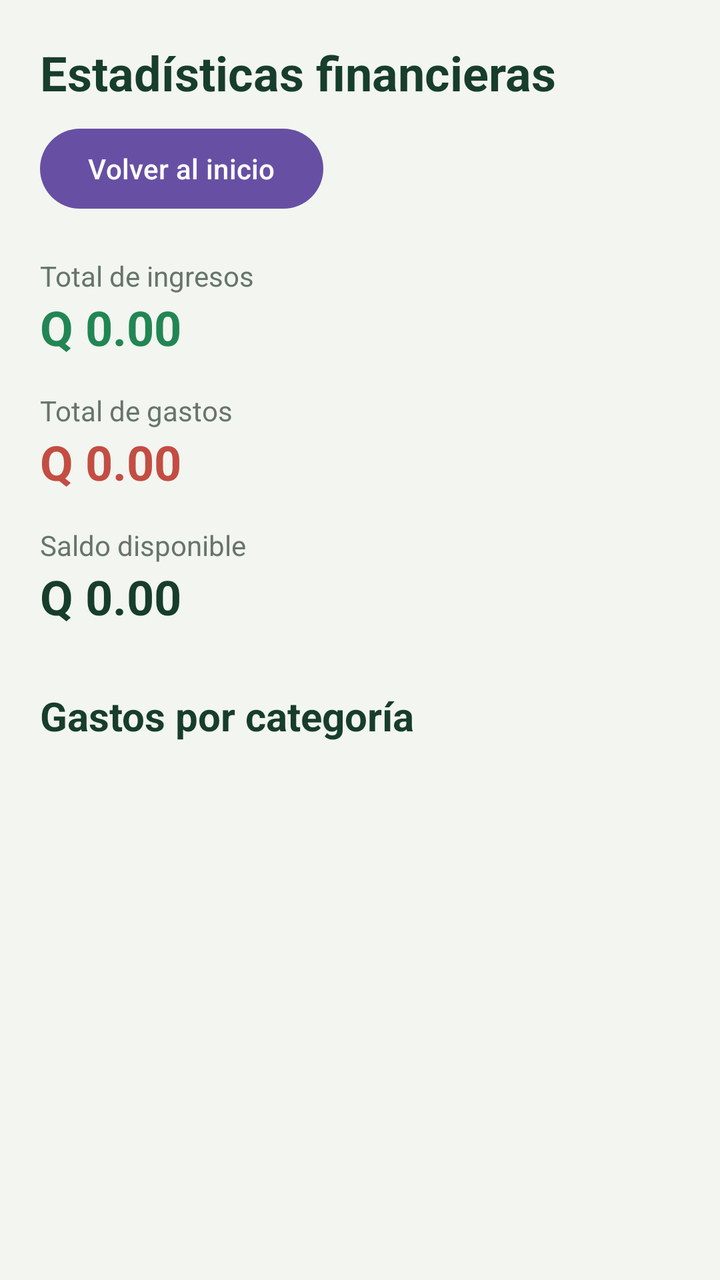
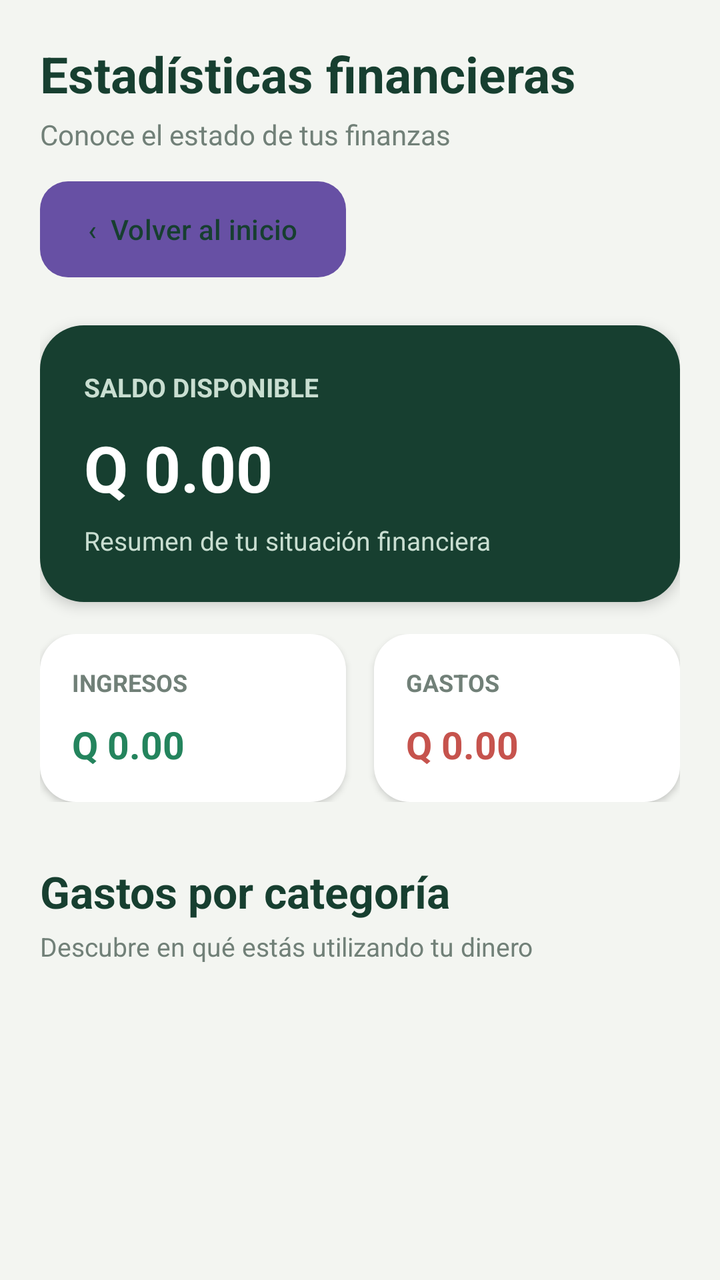

Compare the two renders of this Android layout. The source of the first and the diff that turns it into the second are given below.
<!-- AndroidManifest.xml: application theme Theme.ControlDeGastos -->
<!-- res/layout/activity_estadisticas.xml -->
<?xml version="1.0" encoding="utf-8"?>
<ScrollView xmlns:android="http://schemas.android.com/apk/res/android"
    android:layout_width="match_parent"
    android:layout_height="match_parent"
    android:background="#F3F5F0"
    android:fillViewport="true">

    <LinearLayout
        android:layout_width="match_parent"
        android:layout_height="wrap_content"
        android:orientation="vertical"
        android:padding="20dp">

        <TextView
            android:layout_width="match_parent"
            android:layout_height="wrap_content"
            android:text="Estadísticas financieras"
            android:textColor="#173D2B"
            android:textSize="24sp"
            android:textStyle="bold" />

        <Button
            android:id="@+id/btnVolverEstadisticas"
            android:layout_width="wrap_content"
            android:layout_height="wrap_content"
            android:layout_marginTop="8dp"
            android:text="Volver al inicio"
            android:textAllCaps="false" />


        <TextView
            android:layout_width="match_parent"
            android:layout_height="wrap_content"
            android:layout_marginTop="20dp"
            android:text="Total de ingresos"
            android:textColor="#66756B"
            android:textSize="14sp" />

        <TextView
            android:id="@+id/tvEstadisticaIngresos"
            android:layout_width="match_parent"
            android:layout_height="wrap_content"
            android:text="Q 0.00"
            android:textColor="#218653"
            android:textSize="24sp"
            android:textStyle="bold" />

        <TextView
            android:layout_width="match_parent"
            android:layout_height="wrap_content"
            android:layout_marginTop="16dp"
            android:text="Total de gastos"
            android:textColor="#66756B"
            android:textSize="14sp" />

        <TextView
            android:id="@+id/tvEstadisticaGastos"
            android:layout_width="match_parent"
            android:layout_height="wrap_content"
            android:text="Q 0.00"
            android:textColor="#C34D43"
            android:textSize="24sp"
            android:textStyle="bold" />

        <TextView
            android:layout_width="match_parent"
            android:layout_height="wrap_content"
            android:layout_marginTop="16dp"
            android:text="Saldo disponible"
            android:textColor="#66756B"
            android:textSize="14sp" />

        <TextView
            android:id="@+id/tvEstadisticaSaldo"
            android:layout_width="match_parent"
            android:layout_height="wrap_content"
            android:text="Q 0.00"
            android:textColor="#173D2B"
            android:textSize="24sp"
            android:textStyle="bold" />

        <TextView
            android:layout_width="match_parent"
            android:layout_height="wrap_content"
            android:layout_marginTop="30dp"
            android:text="Gastos por categoría"
            android:textColor="#173D2B"
            android:textSize="20sp"
            android:textStyle="bold" />

        <TextView
            android:id="@+id/tvSinEstadisticas"
            android:layout_width="match_parent"
            android:layout_height="wrap_content"
            android:layout_marginTop="12dp"
            android:gravity="center"
            android:padding="20dp"
            android:text="Todavía no hay gastos registrados."
            android:textColor="#66756B"
            android:visibility="gone" />

        <LinearLayout
            android:id="@+id/contenedorCategorias"
            android:layout_width="match_parent"
            android:layout_height="wrap_content"
            android:layout_marginTop="12dp"
            android:orientation="vertical" />

    </LinearLayout>

</ScrollView>
<!-- resources referenced by this layout -->
<resources>
  <style name="Theme.ControlDeGastos" parent="Base.Theme.ControlDeGastos" />
  <style name="Base.Theme.ControlDeGastos" parent="Theme.Material3.DayNight.NoActionBar">
          
          
      </style>
</resources>

<!-- the commit's change to res/layout/activity_estadisticas.xml (unified diff, before → after) -->
@@ -2,8 +2,9 @@
 <ScrollView xmlns:android="http://schemas.android.com/apk/res/android"
     android:layout_width="match_parent"
     android:layout_height="match_parent"
-    android:background="#F3F5F0"
-    android:fillViewport="true">
+    android:background="#F3F5F1"
+    android:fillViewport="true"
+    android:fitsSystemWindows="true">
 
     <LinearLayout
         android:layout_width="match_parent"
@@ -11,100 +12,185 @@
         android:orientation="vertical"
         android:padding="20dp">
 
+        
         <TextView
             android:layout_width="match_parent"
             android:layout_height="wrap_content"
             android:text="Estadísticas financieras"
-            android:textColor="#173D2B"
-            android:textSize="24sp"
-            android:textStyle="bold" />
-
-        <Button
-            android:id="@+id/btnVolverEstadisticas"
-            android:layout_width="wrap_content"
-            android:layout_height="wrap_content"
-            android:layout_marginTop="8dp"
-            android:text="Volver al inicio"
-            android:textAllCaps="false" />
-
+            android:textColor="#173F30"
+            android:textSize="25sp"
+            android:textStyle="bold"/>
 
         <TextView
             android:layout_width="match_parent"
             android:layout_height="wrap_content"
-            android:layout_marginTop="20dp"
-            android:text="Total de ingresos"
-            android:textColor="#66756B"
-            android:textSize="14sp" />
+            android:layout_marginTop="4dp"
+            android:text="Conoce el estado de tus finanzas"
+            android:textColor="#718078"
+            android:textSize="14sp"/>
 
-        <TextView
-            android:id="@+id/tvEstadisticaIngresos"
+        
+        <Button
+            android:id="@+id/btnVolverEstadisticas"
+            android:layout_width="wrap_content"
+            android:layout_height="48dp"
+            android:layout_marginTop="14dp"
+            android:background="@drawable/bg_boton_secundario"
+            android:backgroundTint="@null"
+            android:text="‹  Volver al inicio"
+            android:textAllCaps="false"
+            android:textColor="#173F30"
+            android:textSize="14sp"
+            android:elevation="1dp"/>
+
+        
+        <LinearLayout
             android:layout_width="match_parent"
             android:layout_height="wrap_content"
-            android:text="Q 0.00"
-            android:textColor="#218653"
-            android:textSize="24sp"
-            android:textStyle="bold" />
+            android:layout_marginTop="24dp"
+            android:background="@drawable/bg_saldo"
+            android:elevation="4dp"
+            android:orientation="vertical"
+            android:padding="22dp">
 
-        <TextView
+            <TextView
+                android:layout_width="wrap_content"
+                android:layout_height="wrap_content"
+                android:text="SALDO DISPONIBLE"
+                android:textColor="#C9DED1"
+                android:textSize="13sp"
+                android:textStyle="bold"/>
+
+            <TextView
+                android:id="@+id/tvEstadisticaSaldo"
+                android:layout_width="match_parent"
+                android:layout_height="wrap_content"
+                android:layout_marginTop="10dp"
+                android:text="Q 0.00"
+                android:textColor="#FFFFFF"
+                android:textSize="32sp"
+                android:textStyle="bold"/>
+
+            <TextView
+                android:layout_width="wrap_content"
+                android:layout_height="wrap_content"
+                android:layout_marginTop="6dp"
+                android:text="Resumen de tu situación financiera"
+                android:textColor="#C9DED1"
+                android:textSize="13sp"/>
+
+        </LinearLayout>
+
+        
+        <LinearLayout
             android:layout_width="match_parent"
             android:layout_height="wrap_content"
             android:layout_marginTop="16dp"
-            android:text="Total de gastos"
-            android:textColor="#66756B"
-            android:textSize="14sp" />
+            android:orientation="horizontal">
 
-        <TextView
-            android:id="@+id/tvEstadisticaGastos"
-            android:layout_width="match_parent"
-            android:layout_height="wrap_content"
-            android:text="Q 0.00"
-            android:textColor="#C34D43"
-            android:textSize="24sp"
-            android:textStyle="bold" />
+            
+            <LinearLayout
+                android:layout_width="0dp"
+                android:layout_height="wrap_content"
+                android:layout_marginEnd="7dp"
+                android:layout_weight="1"
+                android:background="@drawable/bg_tarjeta"
+                android:elevation="2dp"
+                android:orientation="vertical"
+                android:padding="16dp">
 
-        <TextView
-            android:layout_width="match_parent"
-            android:layout_height="wrap_content"
-            android:layout_marginTop="16dp"
-            android:text="Saldo disponible"
-            android:textColor="#66756B"
-            android:textSize="14sp" />
+                <TextView
+                    android:layout_width="wrap_content"
+                    android:layout_height="wrap_content"
+                    android:text="INGRESOS"
+                    android:textColor="#718078"
+                    android:textSize="12sp"
+                    android:textStyle="bold"/>
 
-        <TextView
-            android:id="@+id/tvEstadisticaSaldo"
-            android:layout_width="match_parent"
-            android:layout_height="wrap_content"
-            android:text="Q 0.00"
-            android:textColor="#173D2B"
-            android:textSize="24sp"
-            android:textStyle="bold" />
+                <TextView
+                    android:id="@+id/tvEstadisticaIngresos"
+                    android:layout_width="match_parent"
+                    android:layout_height="wrap_content"
+                    android:layout_marginTop="10dp"
+                    android:text="Q 0.00"
+                    android:textColor="#24845D"
+                    android:textSize="19sp"
+                    android:textStyle="bold"/>
 
+            </LinearLayout>
+
+            
+            <LinearLayout
+                android:layout_width="0dp"
+                android:layout_height="wrap_content"
+                android:layout_marginStart="7dp"
+                android:layout_weight="1"
+                android:background="@drawable/bg_tarjeta"
+                android:elevation="2dp"
+                android:orientation="vertical"
+                android:padding="16dp">
+
+                <TextView
+                    android:layout_width="wrap_content"
+                    android:layout_height="wrap_content"
+                    android:text="GASTOS"
+                    android:textColor="#718078"
+                    android:textSize="12sp"
+                    android:textStyle="bold"/>
+
+                <TextView
+                    android:id="@+id/tvEstadisticaGastos"
+                    android:layout_width="match_parent"
+                    android:layout_height="wrap_content"
+                    android:layout_marginTop="10dp"
+                    android:text="Q 0.00"
+                    android:textColor="#C6534D"
+                    android:textSize="19sp"
+                    android:textStyle="bold"/>
+
+            </LinearLayout>
+
+        </LinearLayout>
+
+        
         <TextView
             android:layout_width="match_parent"
             android:layout_height="wrap_content"
             android:layout_marginTop="30dp"
             android:text="Gastos por categoría"
-            android:textColor="#173D2B"
-            android:textSize="20sp"
-            android:textStyle="bold" />
+            android:textColor="#173F30"
+            android:textSize="22sp"
+            android:textStyle="bold"/>
 
+        <TextView
+            android:layout_width="match_parent"
+            android:layout_height="wrap_content"
+            android:layout_marginTop="4dp"
+            android:text="Descubre en qué estás utilizando tu dinero"
+            android:textColor="#718078"
+            android:textSize="13sp"/>
+
+        
         <TextView
             android:id="@+id/tvSinEstadisticas"
             android:layout_width="match_parent"
             android:layout_height="wrap_content"
-            android:layout_marginTop="12dp"
+            android:layout_marginTop="14dp"
+            android:background="@drawable/bg_tarjeta"
             android:gravity="center"
-            android:padding="20dp"
+            android:padding="24dp"
             android:text="Todavía no hay gastos registrados."
-            android:textColor="#66756B"
-            android:visibility="gone" />
+            android:textColor="#718078"
+            android:textSize="14sp"
+            android:visibility="gone"/>
 
+        
         <LinearLayout
             android:id="@+id/contenedorCategorias"
             android:layout_width="match_parent"
             android:layout_height="wrap_content"
-            android:layout_marginTop="12dp"
-            android:orientation="vertical" />
+            android:layout_marginTop="14dp"
+            android:orientation="vertical"/>
 
     </LinearLayout>
 
<!-- resource entries referenced after the edit -->
@@ -1,5 +1,23 @@
 <!-- resources referenced by this layout -->
 <resources>
+  <!-- drawable bg_boton_secundario (drawable) -->
+  <?xml version="1.0" encoding="utf-8"?>
+  <shape xmlns:android="http://schemas.android.com/apk/res/android">
+      <solid android:color="#E4EEE7"/>
+      <corners android:radius="14dp"/>
+  </shape>
+  <!-- drawable bg_saldo (drawable) -->
+  <?xml version="1.0" encoding="utf-8"?>
+  <shape xmlns:android="http://schemas.android.com/apk/res/android">
+      <solid android:color="#173F30"/>
+      <corners android:radius="22dp"/>
+  </shape>
+  <!-- drawable bg_tarjeta (drawable) -->
+  <?xml version="1.0" encoding="utf-8"?>
+  <shape xmlns:android="http://schemas.android.com/apk/res/android">
+      <solid android:color="#FFFFFF"/>
+      <corners android:radius="18dp"/>
+  </shape>
   <style name="Theme.ControlDeGastos" parent="Base.Theme.ControlDeGastos" />
   <style name="Base.Theme.ControlDeGastos" parent="Theme.Material3.DayNight.NoActionBar">
           
